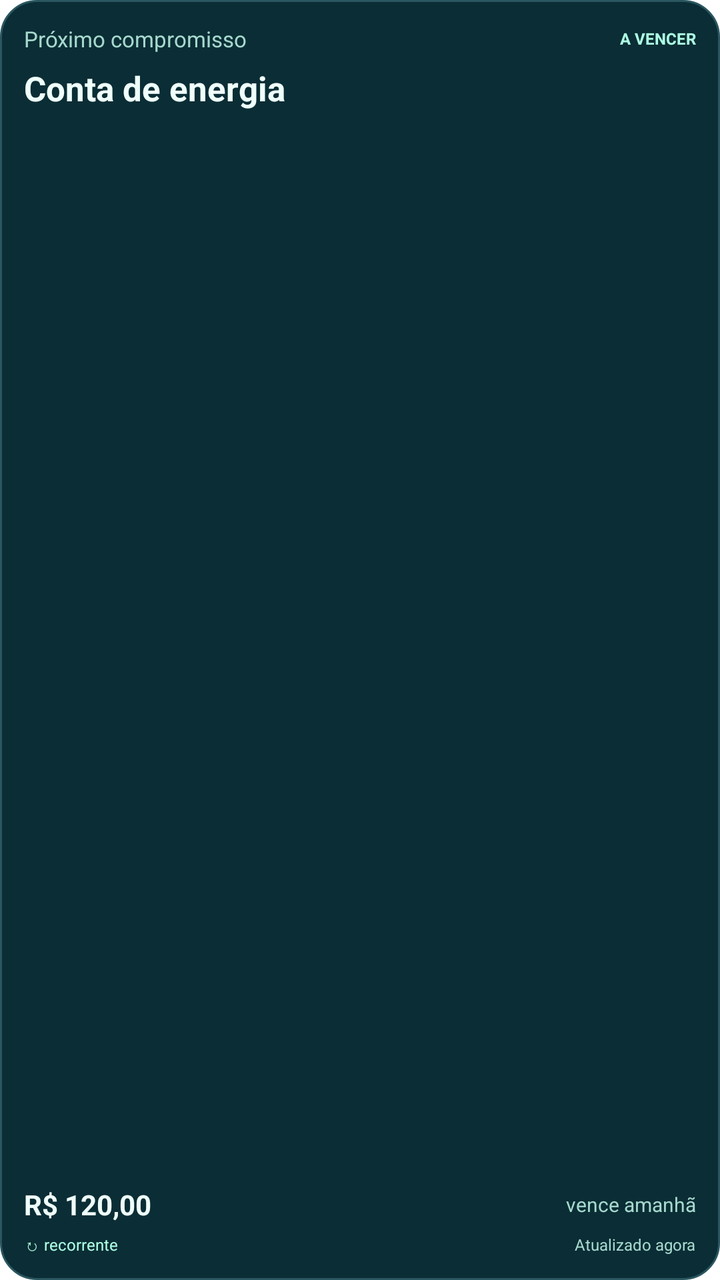
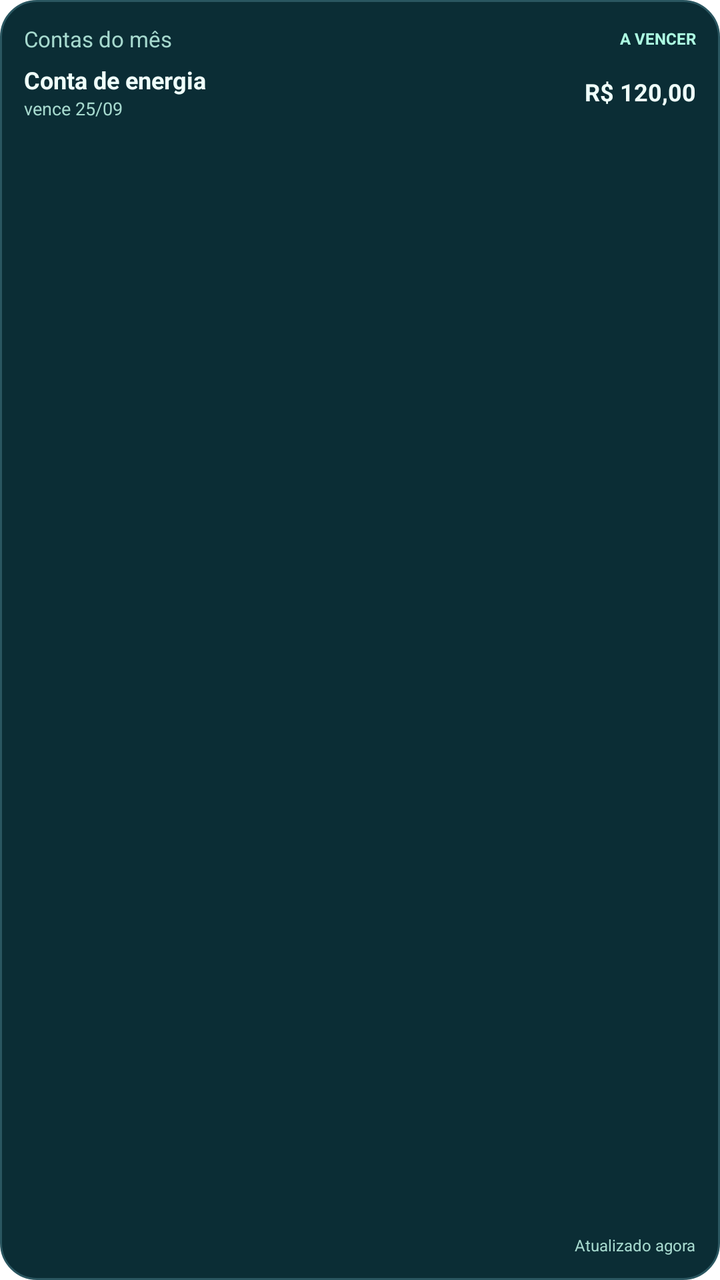

Compare the two renders of this Android layout. The source of the first and the diff that turns it into the second are given below.
<!-- AndroidManifest.xml: fallback theme Theme.MaterialComponents.DayNight.NoActionBar -->
<!-- res/layout/grana_compromisso_widget.xml -->
<?xml version="1.0" encoding="utf-8"?>
<LinearLayout xmlns:android="http://schemas.android.com/apk/res/android"
    android:id="@+id/grana_compromisso_raiz"
    android:layout_width="match_parent"
    android:layout_height="match_parent"
    android:background="@drawable/grana_widget_card"
    android:orientation="vertical"
    android:padding="12dp">

  <LinearLayout
      android:layout_width="match_parent"
      android:layout_height="wrap_content"
      android:gravity="center_vertical"
      android:orientation="horizontal">
    <TextView
        android:layout_width="0dp"
        android:layout_height="wrap_content"
        android:layout_weight="1"
        android:text="@string/grana_compromisso_titulo"
        android:textColor="@color/grana_widget_texto_suave"
        android:textSize="11sp"
        android:maxLines="1" />
    <TextView
        android:id="@+id/grana_compromisso_status"
        android:layout_width="wrap_content"
        android:layout_height="wrap_content"
        android:text="@string/grana_compromisso_proximo"
        android:textColor="@color/grana_widget_menta"
        android:textSize="8sp"
        android:textStyle="bold"
        android:maxLines="1" />
  </LinearLayout>

  <TextView
      android:id="@+id/grana_compromisso_descricao"
      android:layout_width="match_parent"
      android:layout_height="0dp"
      android:layout_weight="1"
      android:layout_marginTop="6dp"
      android:text="Conta de energia"
      android:textColor="@color/grana_widget_texto"
      android:textSize="17sp"
      android:textStyle="bold"
      android:maxLines="2"
      android:ellipsize="end" />

  <LinearLayout
      android:layout_width="match_parent"
      android:layout_height="wrap_content"
      android:gravity="center_vertical"
      android:orientation="horizontal">
    <TextView
        android:id="@+id/grana_compromisso_valor"
        android:layout_width="0dp"
        android:layout_height="wrap_content"
        android:layout_weight="1"
        android:text="R$ 120,00"
        android:textColor="@color/grana_widget_texto"
        android:textSize="14sp"
        android:textStyle="bold"
        android:maxLines="1" />
    <TextView
        android:id="@+id/grana_compromisso_data"
        android:layout_width="wrap_content"
        android:layout_height="wrap_content"
        android:text="vence amanhã"
        android:textColor="@color/grana_widget_texto_suave"
        android:textSize="10sp"
        android:maxLines="1" />
  </LinearLayout>

  <LinearLayout
      android:layout_width="match_parent"
      android:layout_height="wrap_content"
      android:layout_marginTop="5dp"
      android:orientation="horizontal">
    <TextView
        android:id="@+id/grana_compromisso_recorrente"
        android:layout_width="0dp"
        android:layout_height="wrap_content"
        android:layout_weight="1"
        android:text="@string/grana_compromisso_recorrente"
        android:textColor="@color/grana_widget_menta"
        android:textSize="8sp"
        android:maxLines="1" />
    <TextView
        android:id="@+id/grana_compromisso_atualizado"
        android:layout_width="wrap_content"
        android:layout_height="wrap_content"
        android:text="Atualizado agora"
        android:textColor="@color/grana_widget_texto_suave"
        android:textSize="8sp"
        android:maxLines="1" />
  </LinearLayout>
</LinearLayout>
<!-- resources referenced by this layout -->
<resources>
  <color name="grana_widget_menta">#AEFFE3</color>
  <color name="grana_widget_texto">#EFFFFA</color>
  <color name="grana_widget_texto_suave">#A6D9CE</color>
  <!-- drawable grana_widget_card (drawable) -->
  <?xml version="1.0" encoding="utf-8"?>
  <shape xmlns:android="http://schemas.android.com/apk/res/android" android:shape="rectangle">
    <solid android:color="@color/grana_widget_superficie" />
    <stroke android:width="1dp" android:color="@color/grana_widget_regra" />
    <corners android:radius="18dp" />
  </shape>
  <string name="grana_compromisso_proximo">A VENCER</string>
  <string name="grana_compromisso_recorrente">↻ recorrente</string>
  <string name="grana_compromisso_titulo">Próximo compromisso</string>
  <color name="grana_widget_superficie">#0B2D35</color>
  <color name="grana_widget_regra">#2A5660</color>
</resources>

<!-- the commit's change to res/layout/grana_compromisso_widget.xml (unified diff, before → after) -->
@@ -31,55 +31,40 @@
         android:maxLines="1" />
   </LinearLayout>
 
+  
+  <LinearLayout
+      android:id="@+id/grana_compromisso_lista"
+      android:layout_width="match_parent"
+      android:layout_height="0dp"
+      android:layout_weight="1"
+      android:orientation="vertical">
+    <include layout="@layout/grana_compromisso_linha" />
+  </LinearLayout>
+
   <TextView
-      android:id="@+id/grana_compromisso_descricao"
+      android:id="@+id/grana_compromisso_vazio"
       android:layout_width="match_parent"
       android:layout_height="0dp"
       android:layout_weight="1"
       android:layout_marginTop="6dp"
-      android:text="Conta de energia"
+      android:text="@string/grana_compromisso_nada"
       android:textColor="@color/grana_widget_texto"
-      android:textSize="17sp"
+      android:textSize="15sp"
       android:textStyle="bold"
-      android:maxLines="2"
-      android:ellipsize="end" />
+      android:maxLines="3"
+      android:ellipsize="end"
+      android:visibility="gone" />
 
   <LinearLayout
       android:layout_width="match_parent"
       android:layout_height="wrap_content"
-      android:gravity="center_vertical"
+      android:layout_marginTop="4dp"
       android:orientation="horizontal">
     <TextView
-        android:id="@+id/grana_compromisso_valor"
+        android:id="@+id/grana_compromisso_mais"
         android:layout_width="0dp"
         android:layout_height="wrap_content"
         android:layout_weight="1"
-        android:text="R$ 120,00"
-        android:textColor="@color/grana_widget_texto"
-        android:textSize="14sp"
-        android:textStyle="bold"
-        android:maxLines="1" />
-    <TextView
-        android:id="@+id/grana_compromisso_data"
-        android:layout_width="wrap_content"
-        android:layout_height="wrap_content"
-        android:text="vence amanhã"
-        android:textColor="@color/grana_widget_texto_suave"
-        android:textSize="10sp"
-        android:maxLines="1" />
-  </LinearLayout>
-
-  <LinearLayout
-      android:layout_width="match_parent"
-      android:layout_height="wrap_content"
-      android:layout_marginTop="5dp"
-      android:orientation="horizontal">
-    <TextView
-        android:id="@+id/grana_compromisso_recorrente"
-        android:layout_width="0dp"
-        android:layout_height="wrap_content"
-        android:layout_weight="1"
-        android:text="@string/grana_compromisso_recorrente"
         android:textColor="@color/grana_widget_menta"
         android:textSize="8sp"
         android:maxLines="1" />
@@ -93,3 +78,49 @@
         android:maxLines="1" />
   </LinearLayout>
 </LinearLayout>
+<!-- res/layout/grana_compromisso_linha.xml (included above) -->
+<?xml version="1.0" encoding="utf-8"?>
+<LinearLayout xmlns:android="http://schemas.android.com/apk/res/android"
+    android:layout_width="match_parent"
+    android:layout_height="wrap_content"
+    android:layout_marginTop="5dp"
+    android:gravity="center_vertical"
+    android:orientation="horizontal">
+
+  <LinearLayout
+      android:layout_width="0dp"
+      android:layout_height="wrap_content"
+      android:layout_weight="1"
+      android:orientation="vertical">
+    <TextView
+        android:id="@+id/grana_compromisso_linha_descricao"
+        android:layout_width="match_parent"
+        android:layout_height="wrap_content"
+        android:text="Conta de energia"
+        android:textColor="@color/grana_widget_texto"
+        android:textSize="12sp"
+        android:textStyle="bold"
+        android:maxLines="1"
+        android:ellipsize="end" />
+    <TextView
+        android:id="@+id/grana_compromisso_linha_data"
+        android:layout_width="match_parent"
+        android:layout_height="wrap_content"
+        android:text="vence 25/09"
+        android:textColor="@color/grana_widget_texto_suave"
+        android:textSize="9sp"
+        android:maxLines="1"
+        android:ellipsize="end" />
+  </LinearLayout>
+
+  <TextView
+      android:id="@+id/grana_compromisso_linha_valor"
+      android:layout_width="wrap_content"
+      android:layout_height="wrap_content"
+      android:layout_marginStart="6dp"
+      android:text="R$ 120,00"
+      android:textColor="@color/grana_widget_texto"
+      android:textSize="12sp"
+      android:textStyle="bold"
+      android:maxLines="1" />
+</LinearLayout>
<!-- resource entries referenced after the edit -->
@@ -10,9 +10,9 @@
     <stroke android:width="1dp" android:color="@color/grana_widget_regra" />
     <corners android:radius="18dp" />
   </shape>
+  <string name="grana_compromisso_nada">Nada pendente</string>
   <string name="grana_compromisso_proximo">A VENCER</string>
-  <string name="grana_compromisso_recorrente">↻ recorrente</string>
-  <string name="grana_compromisso_titulo">Próximo compromisso</string>
+  <string name="grana_compromisso_titulo">Contas do mês</string>
   <color name="grana_widget_superficie">#0B2D35</color>
   <color name="grana_widget_regra">#2A5660</color>
 </resources>
